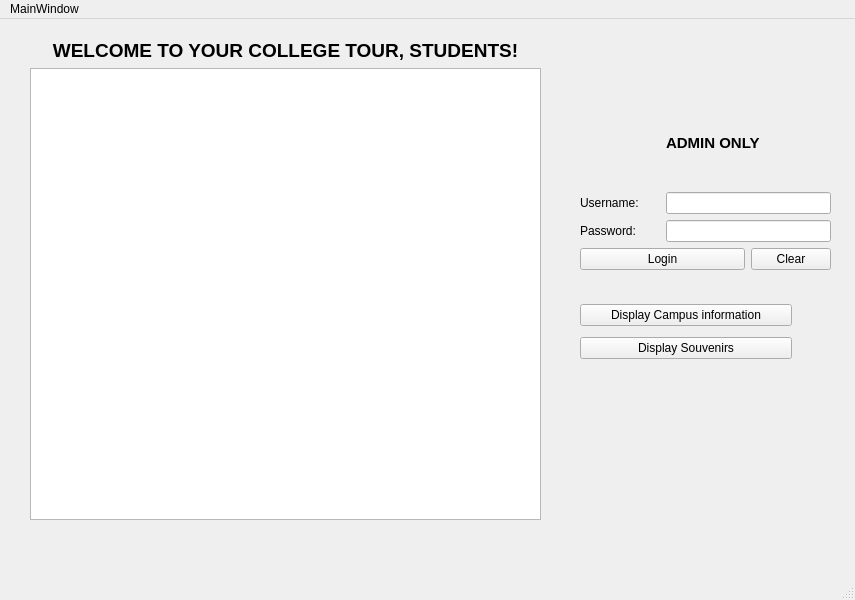
Above: mainwindow.ui from mattjang1101/CS1D-Project-1-Go-Big-O-Go-Home- before the change. Below: the same form after it.
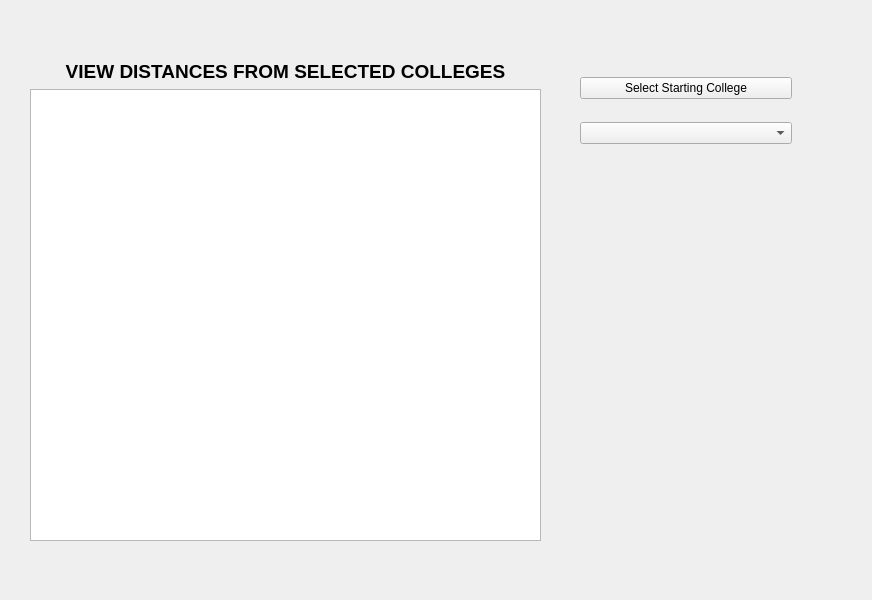
That is the form after the change.

Commit message:
View Distances From Selected College
- Created UI in 2nd Stacked Widget Page under MainWindow
- Can Select College and view Data in Table based on Selection

( Still a little buggy )

1. Must press Select Starting College first
2. Parse Through Combo Box to view Table Data

```diff
--- a/mainwindow.ui
+++ b/mainwindow.ui
@@ -6,7 +6,7 @@
    <rect>
     <x>0</x>
     <y>0</y>
-    <width>855</width>
+    <width>872</width>
     <height>600</height>
    </rect>
   </property>
@@ -14,11 +14,57 @@
    <string>MainWindow</string>
   </property>
   <widget class="QWidget" name="centralwidget">
-   <widget class="QWidget" name="">
+   <widget class="QStackedWidget" name="stackedWidget">
     <property name="geometry">
      <rect>
+      <x>0</x>
+      <y>0</y>
+      <width>871</width>
+      <height>601</height>
+     </rect>
+    </property>
+    <property name="currentIndex">
+     <number>1</number>
+    </property>
+    <widget class="QWidget" name="MainWindow_2">
+     <widget class="QWidget" name="layoutWidget">
+      <property name="geometry">
+       <rect>
       <x>580</x>
-      <y>80</y>
+        <y>320</y>
+        <width>212</width>
+        <height>100</height>
+       </rect>
+      </property>
+      <layout class="QVBoxLayout" name="verticalLayout">
+       <item>
+        <widget class="QPushButton" name="DisplayCampusInfo">
+         <property name="text">
+          <string>Display Campus information</string>
+         </property>
+        </widget>
+       </item>
+       <item>
+        <widget class="QPushButton" name="DisplaySouvenirs">
+         <property name="text">
+          <string>Display Souvenirs</string>
+         </property>
+        </widget>
+       </item>
+       <item>
+        <widget class="QPushButton" name="StartTour">
+         <property name="text">
+          <string>START TOUR</string>
+         </property>
+        </widget>
+       </item>
+      </layout>
+     </widget>
+     <widget class="QWidget" name="layoutWidget_2">
+      <property name="geometry">
+       <rect>
+        <x>580</x>
+        <y>120</y>
       <width>251</width>
       <height>171</height>
      </rect>
@@ -95,37 +141,11 @@
      </item>
     </layout>
    </widget>
-   <widget class="QWidget" name="">
-    <property name="geometry">
-     <rect>
-      <x>580</x>
-      <y>280</y>
-      <width>212</width>
-      <height>66</height>
-     </rect>
-    </property>
-    <layout class="QVBoxLayout" name="verticalLayout">
-     <item>
-      <widget class="QPushButton" name="DisplayCampusInfo">
-       <property name="text">
-        <string>Display Campus information</string>
-       </property>
-      </widget>
-     </item>
-     <item>
-      <widget class="QPushButton" name="DisplaySouvenirs">
-       <property name="text">
-        <string>Display Souvenirs</string>
-       </property>
-      </widget>
-     </item>
-    </layout>
-   </widget>
-   <widget class="QWidget" name="">
+     <widget class="QWidget" name="layoutWidget_3">
     <property name="geometry">
      <rect>
       <x>30</x>
-      <y>20</y>
+        <y>60</y>
       <width>511</width>
       <height>481</height>
      </rect>
@@ -154,23 +174,64 @@
     </layout>
    </widget>
   </widget>
-  <widget class="QMenuBar" name="menubar">
+    <widget class="QWidget" name="Tour_Pg1">
+     <widget class="QWidget" name="layoutWidget_7">
    <property name="geometry">
     <rect>
-     <x>0</x>
-     <y>0</y>
-     <width>855</width>
-     <height>22</height>
-    </rect>
-   </property>
-   <widget class="QMenu" name="menuMainWindow">
-    <property name="title">
-     <string>MainWindow</string>
-    </property>
-   </widget>
-   <addaction name="menuMainWindow"/>
-  </widget>
-  <widget class="QStatusBar" name="statusbar"/>
+        <x>30</x>
+        <y>60</y>
+        <width>511</width>
+        <height>481</height>
+       </rect>
+      </property>
+      <layout class="QVBoxLayout" name="verticalLayout_5">
+       <item>
+        <widget class="QLabel" name="label_5">
+         <property name="font">
+          <font>
+           <pointsize>14</pointsize>
+           <weight>75</weight>
+           <bold>true</bold>
+          </font>
+         </property>
+         <property name="text">
+          <string>VIEW DISTANCES FROM SELECTED COLLEGES</string>
+         </property>
+         <property name="alignment">
+          <set>Qt::AlignCenter</set>
+         </property>
+        </widget>
+       </item>
+       <item>
+        <widget class="QTableView" name="DistancesTable"/>
+       </item>
+      </layout>
+     </widget>
+     <widget class="QWidget" name="layoutWidget_8">
+      <property name="geometry">
+       <rect>
+        <x>580</x>
+        <y>60</y>
+        <width>212</width>
+        <height>102</height>
+       </rect>
+      </property>
+      <layout class="QVBoxLayout" name="verticalLayout_6">
+       <item>
+        <widget class="QPushButton" name="SelectStartingCollegeButton">
+         <property name="text">
+          <string>Select Starting College</string>
+         </property>
+        </widget>
+       </item>
+       <item>
+        <widget class="QComboBox" name="StartingCollegeComboBox"/>
+       </item>
+      </layout>
+     </widget>
+    </widget>
+   </widget>
+  </widget>
  </widget>
  <resources/>
  <connections/>
```
Lines whose indentation alone changed are shown as unchanged. The commit also changes 4 other files.
